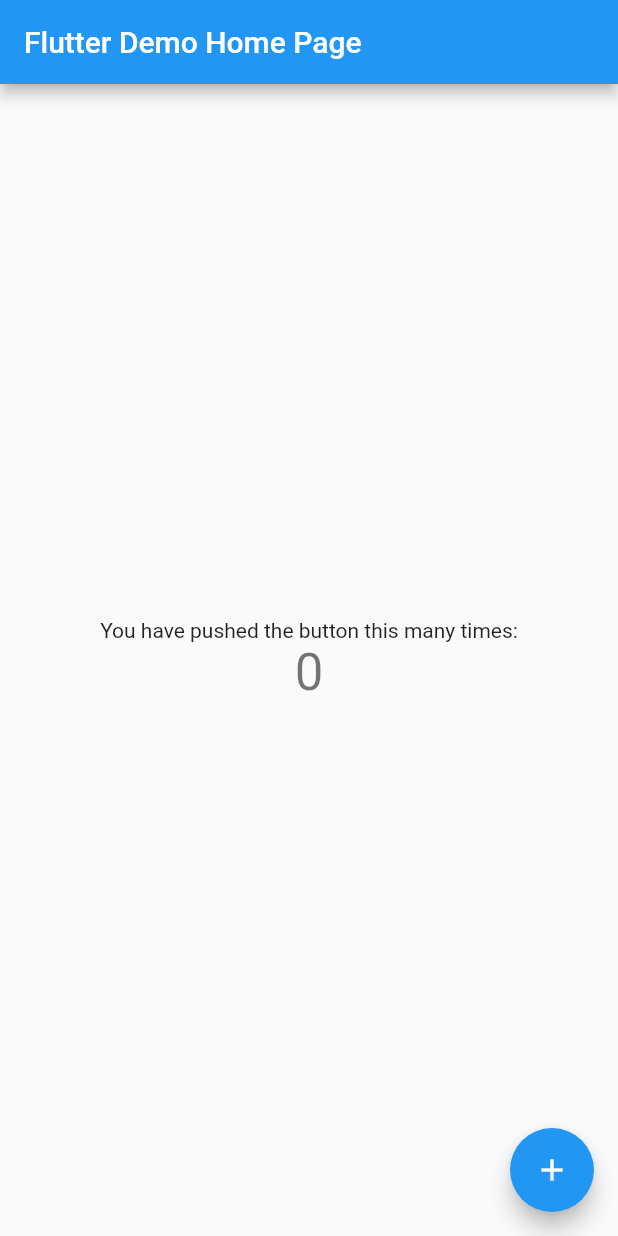
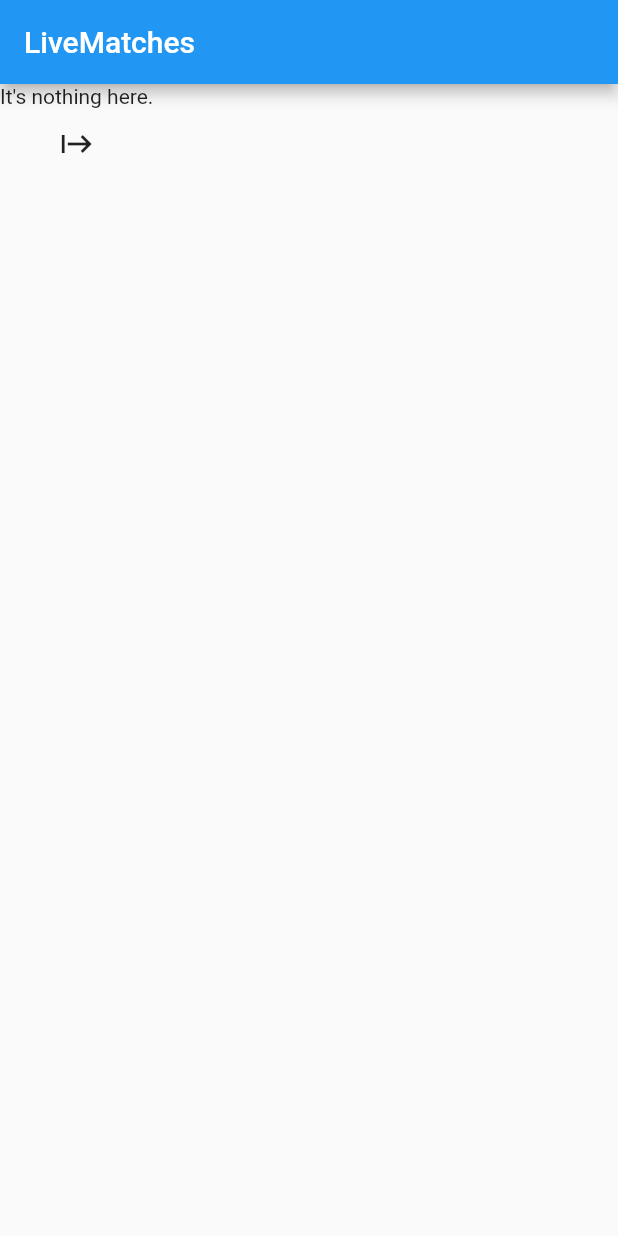
Before and after one commit to fylyppo/live_football, a Flutter app: the screen it shows after launch, on a phone screen of 412 x 824 dp. Run offline on Flutter 3.47's test engine with Material 2 defaults, Android fonts, the phone set to English and light mode, and no system bars; our stand-ins replace bloc, connectivity_plus, dartz, equatable, flutter_bloc, get_it and 1 more.

Commit message:
Start creating user Interface
Also add serviceLocator.

```diff
--- a/lib/features/live_matches/domain/entities/live_matches.dart
+++ b/lib/features/live_matches/domain/entities/live_matches.dart
@@ -20,7 +20,7 @@ class Match extends Equatable {
 
 class Fixture extends Equatable{
   final int id;
-  final String referee;
+  final String? referee;
 
   const Fixture({required this.id, required this.referee});
 
--- /dev/null
+++ b/lib/features/live_matches/presentation/pages/live_matches_page.dart
@@ -0,0 +1,66 @@
+import 'package:flutter/material.dart';
+import 'package:flutter_bloc/flutter_bloc.dart';
+
+import 'package:live_football/features/live_matches/domain/entities/live_matches.dart';
+import 'package:live_football/features/live_matches/presentation/bloc/live_matches_bloc.dart';
+
+class LiveMatchesPage extends StatelessWidget {
+  const LiveMatchesPage({Key? key}) : super(key: key);
+
+  @override
+  Widget build(BuildContext context) {
+    return Scaffold(
+      appBar: AppBar(
+        title: const Text('LiveMatches'),
+      ),
+      body: Column(
+        crossAxisAlignment: CrossAxisAlignment.center,
+        children: [
+          BlocBuilder<LiveMatchesBloc, LiveMatchesState>(
+            builder: (context, state) {
+              if(state is Empty) {
+                return const Text("It's nothing here.");
+              } else if(state is Error) {
+                return Text(state.message);
+              }
+              else if(state is Loading) {
+                return Column(
+                  children: const [
+                    CircularProgressIndicator(),
+                    Text("Loading..."),
+                  ],
+                );
+              }
+              else if(state is Loaded) {
+                return DisplayMatches(liveMatches: state.liveMatches);
+              }
+              return Container();
+            },
+          ),
+          IconButton(onPressed: (){
+            BlocProvider.of<LiveMatchesBloc>(context).add(GetLiveMatchesForLeague('es'));
+          }, icon: Icon(Icons.start))
+        ],
+      ),
+    );
+  }
+}
+
+class DisplayMatches extends StatelessWidget {
+  final LiveMatches liveMatches;
+
+  const DisplayMatches({
+    Key? key,
+    required this.liveMatches,
+  }) : super(key: key);
+
+  @override
+  Widget build(BuildContext context) {
+    return Column(
+      children: [
+       Text(liveMatches.matches[0].fixture.id.toString()),
+       Text(liveMatches.matches[0].fixture.referee.toString()),
+      ],
+    );
+  }
+}
--- a/lib/main.dart
+++ b/lib/main.dart
@@ -1,6 +1,13 @@
 import 'package:flutter/material.dart';
+import 'package:flutter_bloc/flutter_bloc.dart';
+import 'package:live_football/features/live_matches/presentation/pages/live_matches_page.dart';
+import 'features/live_matches/presentation/bloc/live_matches_bloc.dart';
+import 'injection_container.dart' as di;
+import 'injection_container.dart';
 
-void main() {
+void main() async {
+  WidgetsFlutterBinding.ensureInitialized();
+  await di.init();
   runApp(const MyApp());
 }
 
@@ -11,105 +18,13 @@ class MyApp extends StatelessWidget {
   @override
   Widget build(BuildContext context) {
     return MaterialApp(
-      title: 'Flutter Demo',
-      theme: ThemeData(
-        // This is the theme of your application.
-        //
-        // Try running your application with "flutter run". You'll see the
-        // application has a blue toolbar. Then, without quitting the app, try
-        // changing the primarySwatch below to Colors.green and then invoke
-        // "hot reload" (press "r" in the console where you ran "flutter run",
-        // or simply save your changes to "hot reload" in a Flutter IDE).
-        // Notice that the counter didn't reset back to zero; the application
-        // is not restarted.
-        primarySwatch: Colors.blue,
-      ),
-      home: const MyHomePage(title: 'Flutter Demo Home Page'),
-    );
+        title: 'LiveMatches',
+        theme: ThemeData(
+          primarySwatch: Colors.blue,
+        ),
+        home: BlocProvider(
+          create: (context) => serviceLocator<LiveMatchesBloc>(),
+          child: LiveMatchesPage(),
+        ));
   }
 }
-
-class MyHomePage extends StatefulWidget {
-  const MyHomePage({Key? key, required this.title}) : super(key: key);
-
-  // This widget is the home page of your application. It is stateful, meaning
-  // that it has a State object (defined below) that contains fields that affect
-  // how it looks.
-
-  // This class is the configuration for the state. It holds the values (in this
-  // case the title) provided by the parent (in this case the App widget) and
-  // used by the build method of the State. Fields in a Widget subclass are
-  // always marked "final".
-
-  final String title;
-
-  @override
-  State<MyHomePage> createState() => _MyHomePageState();
-}
-
-class _MyHomePageState extends State<MyHomePage> {
-  int _counter = 0;
-
-  void _incrementCounter() {
-    setState(() {
-      // This call to setState tells the Flutter framework that something has
-      // changed in this State, which causes it to rerun the build method below
-      // so that the display can reflect the updated values. If we changed
-      // _counter without calling setState(), then the build method would not be
-      // called again, and so nothing would appear to happen.
-      _counter++;
-    });
-  }
-
-  @override
-  Widget build(BuildContext context) {
-    // This method is rerun every time setState is called, for instance as done
-    // by the _incrementCounter method above.
-    //
-    // The Flutter framework has been optimized to make rerunning build methods
-    // fast, so that you can just rebuild anything that needs updating rather
-    // than having to individually change instances of widgets.
-    return Scaffold(
-      appBar: AppBar(
-        // Here we take the value from the MyHomePage object that was created by
-        // the App.build method, and use it to set our appbar title.
-        title: Text(widget.title),
-      ),
-      body: Center(
-        // Center is a layout widget. It takes a single child and positions it
-        // in the middle of the parent.
-        child: Column(
-          // Column is also a layout widget. It takes a list of children and
-          // arranges them vertically. By default, it sizes itself to fit its
-          // children horizontally, and tries to be as tall as its parent.
-          //
-          // Invoke "debug painting" (press "p" in the console, choose the
-          // "Toggle Debug Paint" action from the Flutter Inspector in Android
-          // Studio, or the "Toggle Debug Paint" command in Visual Studio Code)
-          // to see the wireframe for each widget.
-          //
-          // Column has various properties to control how it sizes itself and
-          // how it positions its children. Here we use mainAxisAlignment to
-          // center the children vertically; the main axis here is the vertical
-          // axis because Columns are vertical (the cross axis would be
-          // horizontal).
-          mainAxisAlignment: MainAxisAlignment.center,
-          children: <Widget>[
-            const Text(
-              'You have pushed the button this many times:',
-            ),
-            Text(
-              '$_counter',
-              style: Theme.of(context).textTheme.headline4,
-            ),
-          ],
-        ),
-      ),
-      floatingActionButton: FloatingActionButton(
-        onPressed: _incrementCounter,
-        tooltip: 'Increment',
-        child: const Icon(Icons.add),
-      ), // This trailing comma makes auto-formatting nicer for build methods.
-    );
-  }
-}
--- a/pubspec.yaml
+++ b/pubspec.yaml
@@ -11,7 +11,7 @@ environment:
 dependencies:
   flutter:
     sdk: flutter
-  get_it: ^2.0.1
+  get_it: ^7.2.0
   # Bloc for state management
   flutter_bloc: ^8.0.1
   # Value equality
```
Also changed, not shown: lib/features/live_matches/data/datasources/live_matches_remote_data_source.dart (+11 -5 lines), lib/injection_container.dart (added, +42 -0 lines), pubspec.lock.
